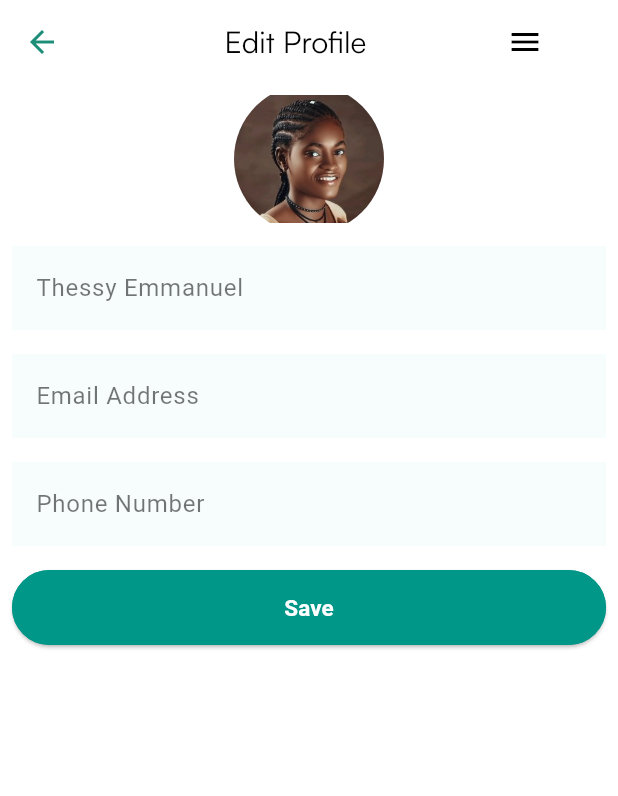
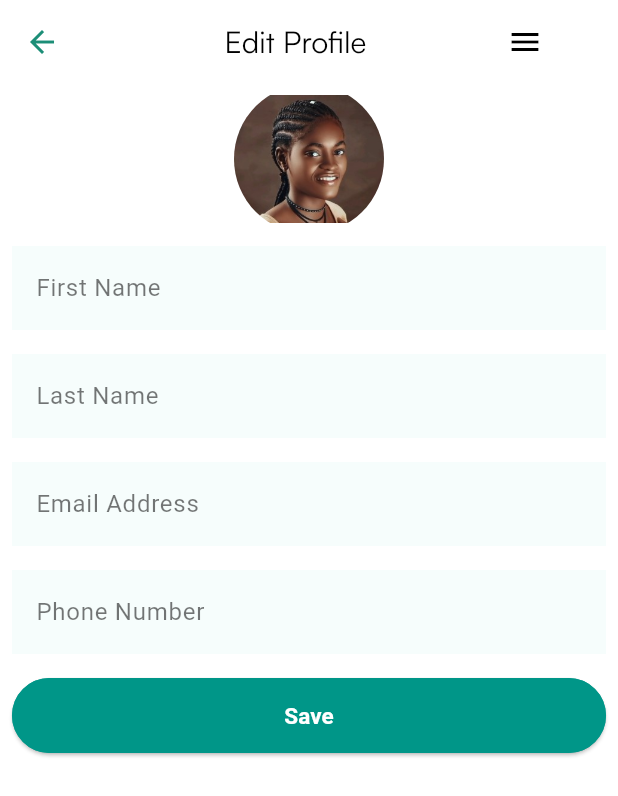
Before and after one commit to DorafinaTech/timely, a Flutter app: the EditProfileScreen screen opened by its route, on a phone screen of 412 x 824 dp. Shown: the top 796 px of the screen. Run offline on Flutter 3.47's test engine with Material 2 defaults, Android fonts, the light colour scheme and no system bars; our stand-ins replace firebase_auth, firebase_core, get, go_router, google_sign_in, otp_text_field and 1 more; missing offline and left inert: time_planner; accounts and stored records are empty.

```diff
--- /dev/null
+++ b/lib/controllers/form_controller.dart
@@ -0,0 +1,6 @@
+import 'package:get/get.dart';
+
+class FormController extends  GetxController {
+  var  showTop = false.obs;
+  var showBottom = true.obs;
+}
--- a/lib/pages/confirm_password.dart
+++ b/lib/pages/confirm_password.dart
@@ -66,7 +66,7 @@ class ConfirmPassword extends StatelessWidget {
                   Navigator.push(
                     context,
                     MaterialPageRoute(
-                      builder: (context) => const HomeScreen(),
+                      builder: (context) =>  HomeScreen(),
                     ),
                   );
                 },
--- a/lib/pages/edit_profile_screen.dart
+++ b/lib/pages/edit_profile_screen.dart
@@ -103,7 +103,27 @@ class EditProfileScreen extends StatelessWidget {
                       fontSize: 16,
                       fontFamily: 'Satoshi',
                       color: Colors.black54),
-                  hintText: "Thessy Emmanuel",
+                  hintText: "First Name ",
+                  hintStyle: const TextStyle(color: Colors.black54),
+                  enabledBorder: OutlineInputBorder(
+                      borderRadius: BorderRadius.circular(20),
+                      borderSide: const BorderSide(
+                          color: Colors.transparent,
+                          width: 1.5,
+                          style: BorderStyle.solid))),
+            ),
+          ),
+          Container(
+            color: const Color(0xFFF6FDFC),
+            margin: const EdgeInsets.all(8.0),
+            child: TextField(
+              decoration: InputDecoration(
+                  // labelText: 'Name',
+                  labelStyle: const TextStyle(
+                      fontSize: 16,
+                      fontFamily: 'Satoshi',
+                      color: Colors.black54),
+                  hintText: "Last Name ",
                   hintStyle: const TextStyle(color: Colors.black54),
                   enabledBorder: OutlineInputBorder(
                       borderRadius: BorderRadius.circular(20),
@@ -162,7 +182,7 @@ class EditProfileScreen extends StatelessWidget {
                 Navigator.push(
                   context,
                   MaterialPageRoute(
-                    builder: (context) => const HomeScreen(),
+                    builder: (context) =>  HomeScreen(),
                   ),
                 );
               },
--- a/lib/pages/exam_screen.dart
+++ b/lib/pages/exam_screen.dart
@@ -4,6 +4,8 @@ import 'package:timely/components/bottom_navigation.dart';
 import 'package:timely/components/popup_menu_buttons.dart';
 import 'package:timely/pages/add_exams_screen.dart';
 
+
+import '../components/bottom_modal_sheet.dart';
 import '../constants/menu_padding.dart';
 
 class ExamScreen extends StatelessWidget {
@@ -84,7 +86,9 @@ class ExamScreen extends StatelessWidget {
             title: "Saturday",
           ),
         ],
-        tasks: const [],
+        tasks: const [
+
+        ],
       ),
     );
   }
--- a/lib/pages/login.dart
+++ b/lib/pages/login.dart
@@ -6,6 +6,7 @@ import 'package:timely/controllers/auth_controller.dart';
 import 'package:timely/pages/home_screen.dart';
 import 'package:timely/pages/recover_password.dart';
 import 'package:timely/utilities/route_names.dart';
+import 'package:http/http.dart' as http;
 
 class Login extends StatefulWidget {
   const Login({Key? key}) : super(key: key);
@@ -166,7 +167,10 @@ class LoginState extends State<Login> {
             height: 50,
             margin: const EdgeInsets.all(8.0),
             child: ElevatedButton(
-              onPressed: () {
+              onPressed: () async {
+
+                // print('Google request: ' + await http.read(Uri.http('google.com')));
+
                 var userMessage = "";
 
                 AuthController()
--- a/lib/pages/profile_screen.dart
+++ b/lib/pages/profile_screen.dart
@@ -8,6 +8,7 @@ import 'package:timely/constants/menu_padding.dart';
 import 'package:timely/pages/notes.dart';
 
 import 'package:timely/utilities/route_names.dart';
+import 'package:timely/utilities/route_paths.dart';
 
 class ProfileScreen extends StatelessWidget {
   const ProfileScreen({Key? key}) : super(key: key);
@@ -273,7 +274,7 @@ class ProfileScreen extends StatelessWidget {
 
                   AuthController().signout().then((value) {
                     if (value) {
-                      context.goNamed('/login');
+                      context.goNamed(RouteNames.login);
                       Get.snackbar("Alert", "You've logged out");
                     } else {
                       Get.snackbar("Alert", "Logout failed");
--- a/pubspec.yaml
+++ b/pubspec.yaml
@@ -48,6 +48,7 @@ dependencies:
   get: ^4.6.5
   google_sign_in: ^5.4.4
   smooth_page_indicator: ^1.0.1
+  http: ^0.13.5
 
 flutter_native_splash:
   backgroundColor: "#0xFFFF1C8E77"
```
Also changed, not shown: lib/components/bottom_modal_sheet.dart (added, +280 -0 lines), lib/components/bottom_sheet.dart (deleted, +0 -49 lines), lib/components/old_bottom_sheet.dart (added, +48 -0 lines), lib/components/show_modal_buttom_sheet.dart (deleted, +0 -280 lines), lib/pages/add_exams_screen.dart (+11 -4 lines), pubspec.lock, 4 other files.
